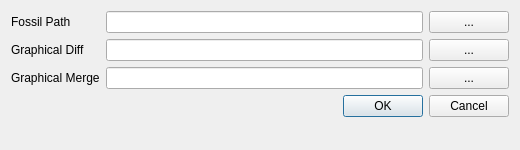
Above: SettingsDialog.ui from AnotherFoxGuy/diesel-scm before the change. Below: the same form after it.
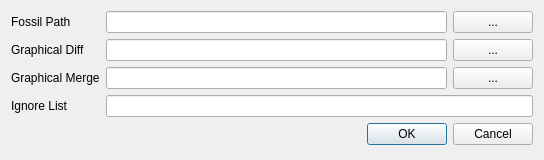
That is the form after the change.

Patch:
```diff
--- a/SettingsDialog.ui
+++ b/SettingsDialog.ui
@@ -9,8 +9,8 @@
    <rect>
     <x>0</x>
     <y>0</y>
-    <width>520</width>
-    <height>150</height>
+    <width>544</width>
+    <height>160</height>
    </rect>
   </property>
   <property name="windowTitle">
@@ -20,9 +20,6 @@
    <bool>true</bool>
   </property>
   <layout class="QFormLayout" name="formLayout">
-   <property name="fieldGrowthPolicy">
-    <enum>QFormLayout::AllNonFixedFieldsGrow</enum>
-   </property>
    <item row="0" column="0">
     <widget class="QLabel" name="label">
      <property name="text">
@@ -84,7 +81,17 @@
      </item>
     </layout>
    </item>
+   <item row="3" column="0">
+    <widget class="QLabel" name="label_4">
+     <property name="text">
+      <string>Ignore List</string>
+     </property>
+    </widget>
+   </item>
    <item row="3" column="1">
+    <widget class="QLineEdit" name="lineIgnore"/>
+   </item>
+   <item row="4" column="1">
     <widget class="QDialogButtonBox" name="buttonBox">
      <property name="orientation">
       <enum>Qt::Horizontal</enum>
```
Left out of the diff: 42 changed lines with no effect on the pictures.
